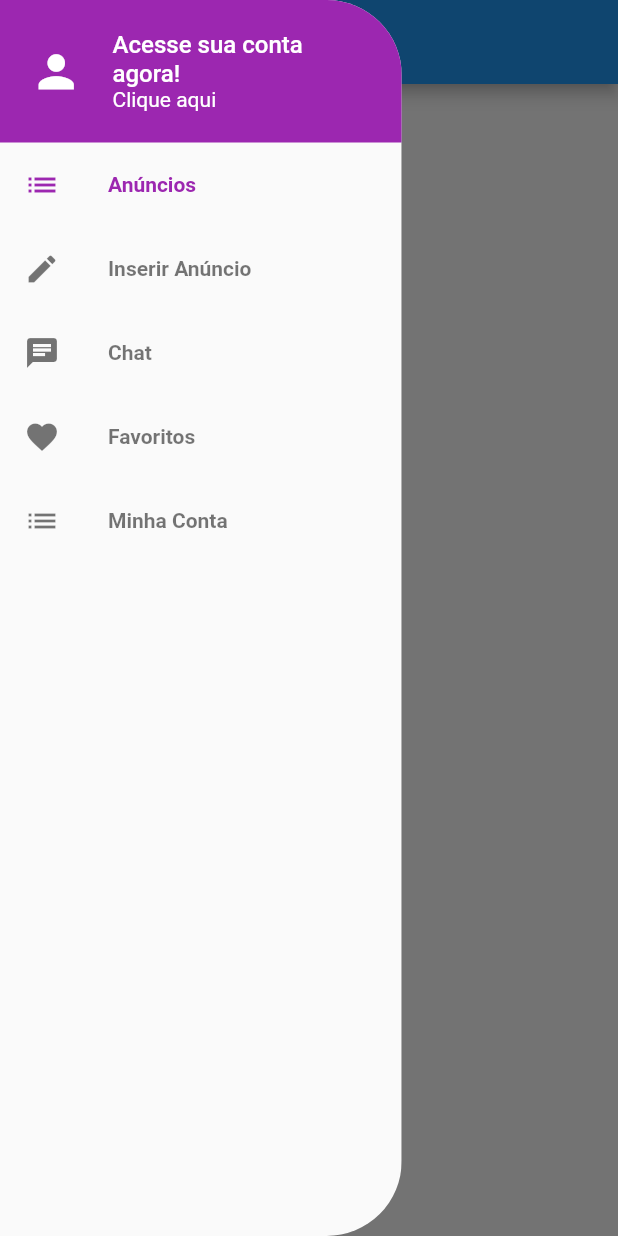
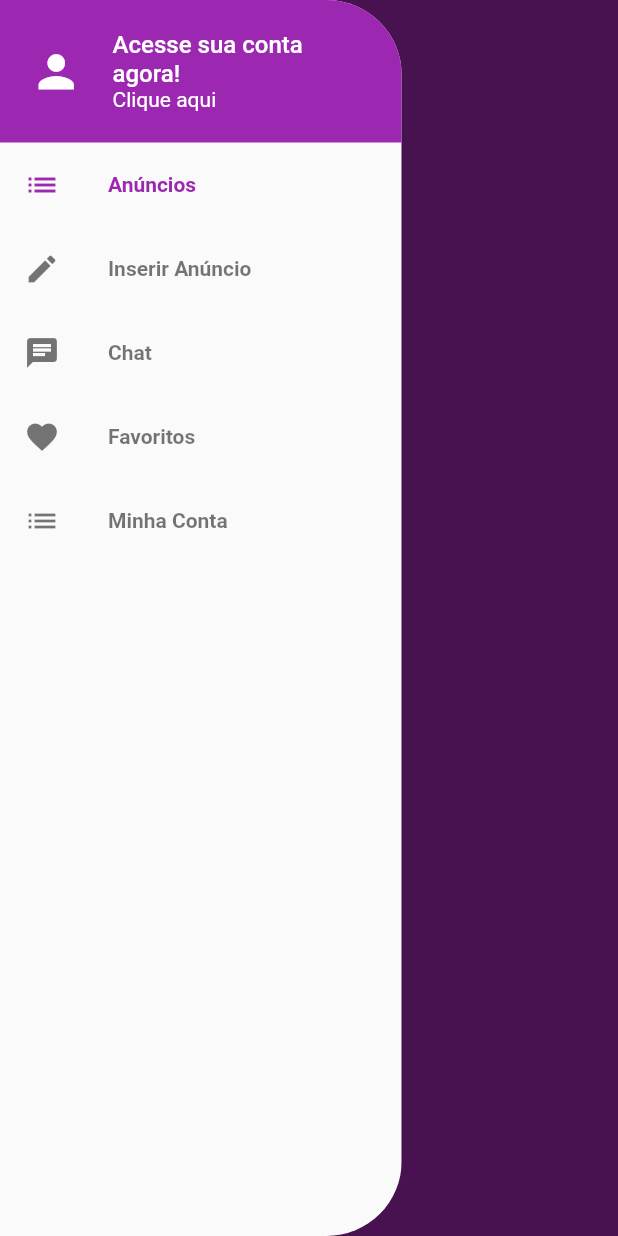
Before and after one commit to paulofreiire/xlo-mobx, a Flutter app: the screen it shows after launch, with the side drawer open, on a phone screen of 412 x 824 dp. Run offline on Flutter 3.47's test engine with Material 2 defaults, Android fonts, the phone set to English and light mode, and no system bars; our stand-ins replace get_it, mobx, parse_server_sdk_flutter; generated files the repository leaves out were written again.

Commit message:
add Login Screen

```diff
--- a/lib/components/custom_drawer/custom_drawer_header.dart
+++ b/lib/components/custom_drawer/custom_drawer_header.dart
@@ -1,9 +1,16 @@
 import 'package:flutter/material.dart';
+import 'package:xlo/screens/login/login_screen.dart';
 
 class CustomDrawerHeader extends StatelessWidget {
   @override
   Widget build(BuildContext context) {
-    return Container(
+    return GestureDetector(
+      onTap: () {
+        Navigator.of(context).pop();
+        Navigator.of(context)
+            .push(MaterialPageRoute(builder: (_) => LoginScreen()));
+      },
+      child: Container(
         color: Colors.purple,
         height: 95,
         padding: const EdgeInsets.symmetric(horizontal: 20),
@@ -35,6 +42,7 @@ class CustomDrawerHeader extends StatelessWidget {
             )
           ],
         ),
+      ),
     );
   }
 }
--- a/lib/main.dart
+++ b/lib/main.dart
@@ -20,7 +20,7 @@ Future<void> initializeParse() async {
       clientKey: keyClientKey, autoSendSessionId: true, debug: true);
 }
 
-void setupLocators(){
+void setupLocators() {
   GetIt.I.registerSingleton(PageStore());
 }
 
@@ -30,9 +30,17 @@ class MyApp extends StatelessWidget {
     // TODO: implement build
     return MaterialApp(
       title: 'XLO',
+      debugShowCheckedModeBanner: false,
       theme: ThemeData(
-        primarySwatch: Colors.blue,
-        visualDensity: VisualDensity.adaptivePlatformDensity
+        primaryColor: Colors.purple,
+        visualDensity: VisualDensity.adaptivePlatformDensity,
+        scaffoldBackgroundColor: Colors.purple,
+        appBarTheme: AppBarTheme(
+          elevation: 0
+        ),
+        textSelectionTheme: TextSelectionThemeData(
+          cursorColor: Colors.orange
+        )
       ),
       home: BaseScreen(),
     );
--- a/lib/screens/home/home_screen.dart
+++ b/lib/screens/home/home_screen.dart
@@ -4,9 +4,11 @@ import 'package:xlo/components/custom_drawer/custom_drawer.dart';
 class HomeScreen extends StatelessWidget {
   @override
   Widget build(BuildContext context) {
-    return Scaffold(
-      drawer: CustomDrawer(),
-      appBar: AppBar(),
+    return SafeArea(
+      child: Scaffold(
+        drawer: CustomDrawer(),
+        appBar: AppBar(),
+      ),
     );
   }
 }
```
Lines whose indentation alone changed are shown as unchanged.
